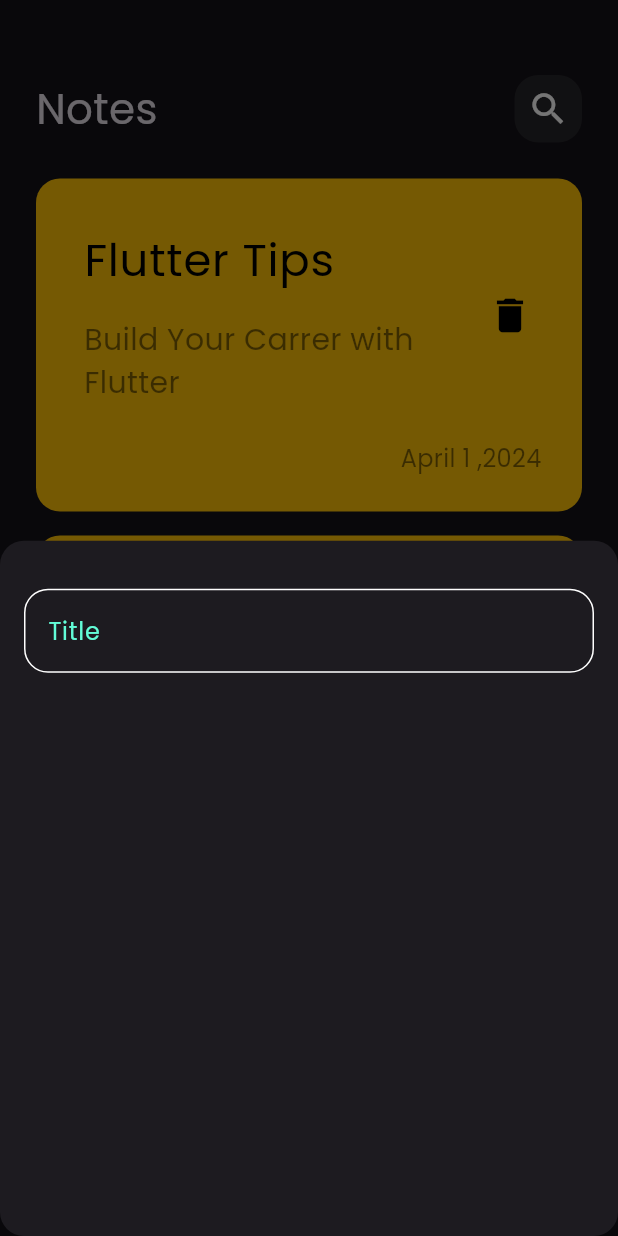
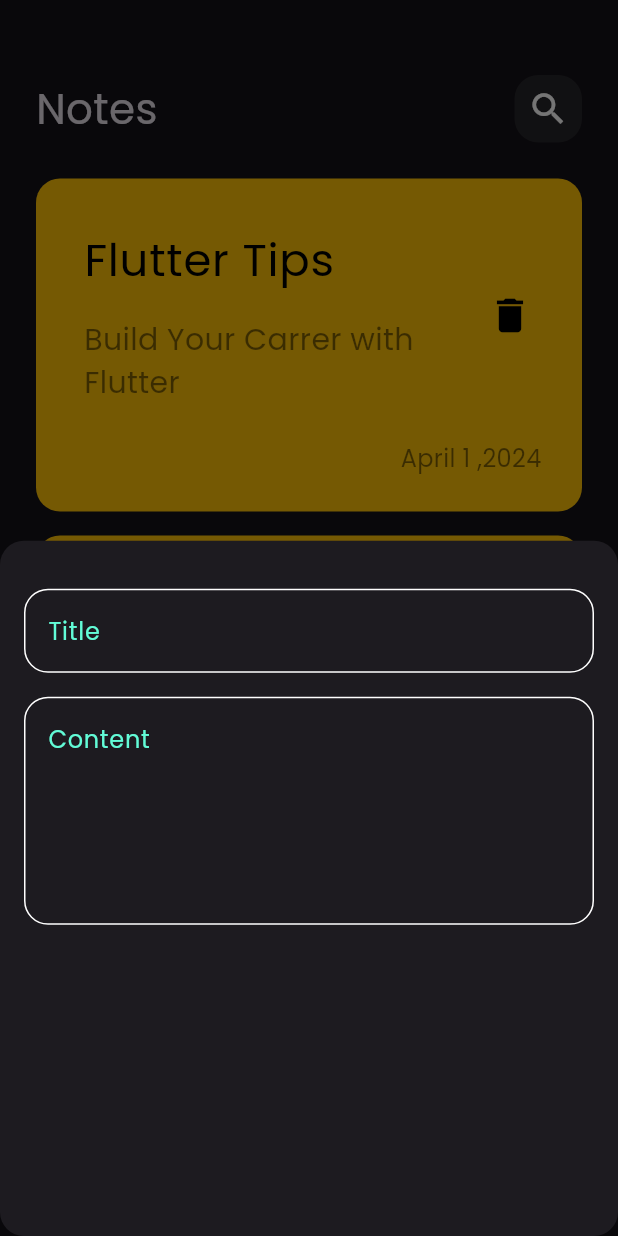
Before and after one commit to 7mk4a/notes_app, a Flutter app: the screen it shows after launch, after a tap on the "add" icon, on a phone screen of 412 x 824 dp. Run offline on Flutter 3.47's test engine with Material 3 defaults, Android fonts, the phone set to English and light mode, and no system bars.

Commit message:
add fields to notes bottom sheet

```diff
--- a/lib/view/widgets/add_note_button_sheet.dart
+++ b/lib/view/widgets/add_note_button_sheet.dart
@@ -8,7 +8,14 @@ class AddNoteBottomSheet extends StatelessWidget {
   Widget build(BuildContext context) {
     return Padding(
       padding: const EdgeInsets.symmetric(horizontal: 16),
-      child: Column(children: [SizedBox(height: 32), CustomTextField()]),
+      child: Column(
+        children: [
+          SizedBox(height: 32),
+          CustomTextField(hint: "Title"),
+          SizedBox(height: 16),
+          CustomTextField(hint: 'Content', maxLines: 5),
+        ],
+      ),
     );
   }
 }
--- a/lib/view/widgets/custom_text_field.dart
+++ b/lib/view/widgets/custom_text_field.dart
@@ -2,14 +2,18 @@ import 'package:flutter/material.dart';
 import 'package:notes_app/constants.dart';
 
 class CustomTextField extends StatelessWidget {
-  const CustomTextField({super.key});
+  const CustomTextField({super.key, required this.hint, this.maxLines = 1});
+
+  final String hint;
+  final int maxLines;
 
   @override
   Widget build(BuildContext context) {
     return TextField(
       cursorColor: kPrimaryColor,
+      maxLines: maxLines,
       decoration: InputDecoration(
-        hintText: "Title",
+        hintText: hint,
         hintStyle: TextStyle(color: kPrimaryColor),
         border: buildBorder(),
         enabledBorder: buildBorder(),
```
